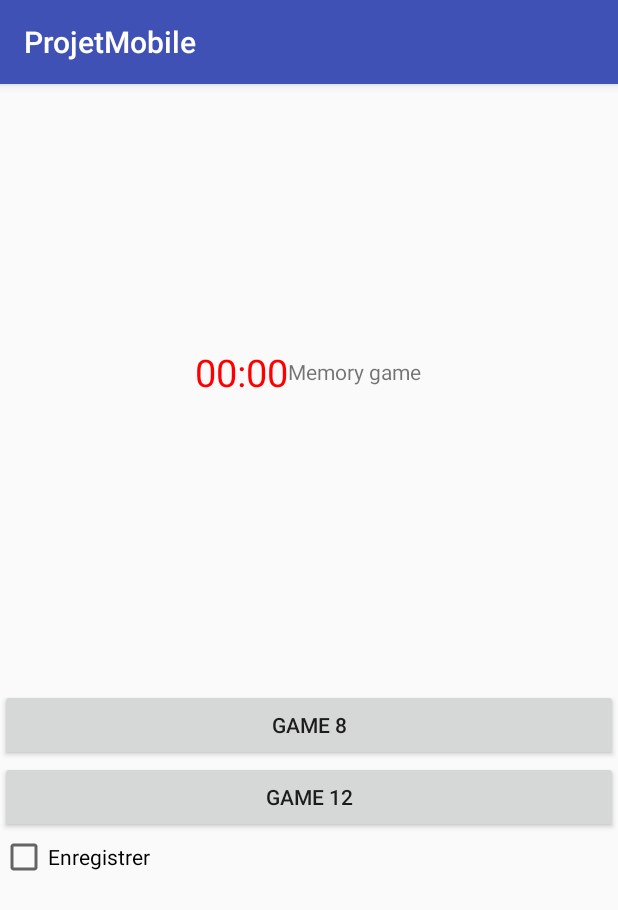
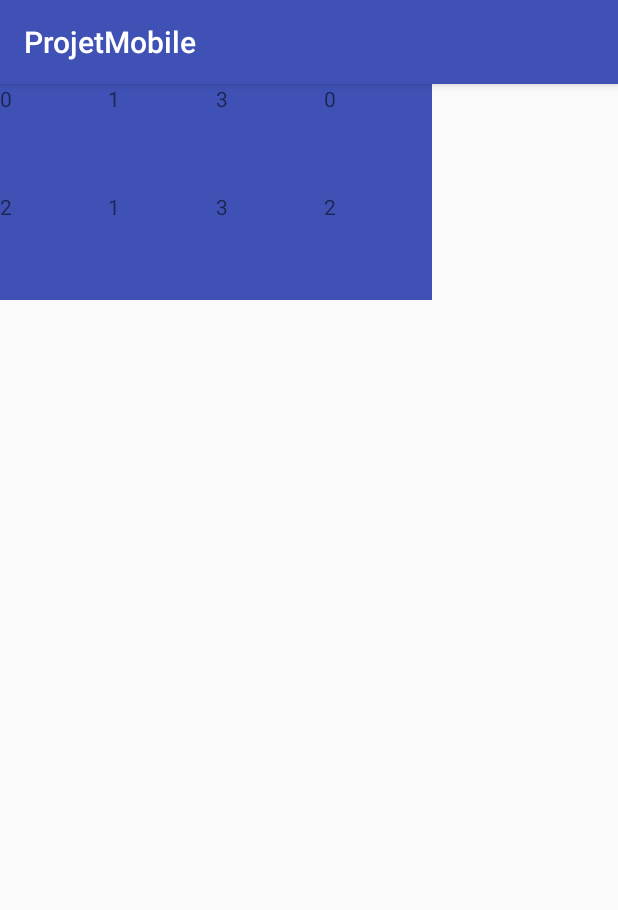
Before and after one commit to vjauneau/ProjetMobile, an Android app: the screen it shows after launch (MainActivity before the commit, game after it), after a tap on "GAME 8", on a phone screen of 412 x 824 dp. Shown: the top 910 px of the screen. Run offline under Robolectric (Android 15) with nearby library versions, the phone set to English and light mode, and no system bars.

Commit message:
Creation table de jeu

```diff
--- a/app/src/main/java/com/example/usrlocal/projetmobile/MainActivity.java
+++ b/app/src/main/java/com/example/usrlocal/projetmobile/MainActivity.java
@@ -87,29 +87,24 @@ public class MainActivity extends AppCompatActivity {
                     }
                 });
                 builder.create().show();
-            } else {
+            }
+            else {
                 SharedPreferences prefs = PreferenceManager.getDefaultSharedPreferences(getApplicationContext());
                 SharedPreferences.Editor editor = prefs.edit();
                 editor.putString("PSEUDO", pseudo);
                 editor.putInt("taille", taille);
                 editor.apply();
                 Toast.makeText(getApplicationContext(), "game : " + taille, Toast.LENGTH_SHORT).show();
-                /*intentGame = new Intent(MainActivity.this, ActivityGame.class);
-                intentGame.putExtra("taille",taille);
-                startActivity(intentGame);*/
-
+                intentGame = new Intent(MainActivity.this, game.class);
+                intentGame.putExtra("taille", taille);
+                startActivity(intentGame);
             }
-
         }
         else {
-            /*intentGame = new Intent(MainActivity.this, ActivityGame.class);
-            intentGame.putExtra("taille",taille);
-            startActivity(intentGame);*/
+            intentGame = new Intent(MainActivity.this, game.class);
+            intentGame.putExtra("taille", taille);
+            startActivity(intentGame);
             Toast.makeText(getApplicationContext(), "game : " + taille, Toast.LENGTH_SHORT).show();
-
             }
-
         }
-
-
     }
--- a/app/src/main/java/com/example/usrlocal/projetmobile/cardFragment.java
+++ b/app/src/main/java/com/example/usrlocal/projetmobile/cardFragment.java
@@ -8,29 +8,36 @@ import android.view.LayoutInflater;
 import android.view.View;
 import android.view.ViewGroup;
 import android.widget.ImageView;
+import android.widget.TextView;
 
 public class cardFragment extends Fragment {
 
     private boolean isShown;
     private boolean isFind;
+    private int idImage;
+
+    private TextView textCard = null;
 
     public cardFragment() {
         // Required empty public constructor
     }
 
     @Override
-    public View onCreateView(LayoutInflater inflater, ViewGroup container,
-                             Bundle savedInstanceState) {
+    public View onCreateView(LayoutInflater inflater, ViewGroup container, Bundle savedInstanceState) {
         // Inflate the layout for this fragment
         return inflater.inflate(R.layout.fragment_card, container, false);
     }
 
-    public void setCard(String image_name){
+    public void setCard(int id_image){
         isFind = false;
         isShown = false;
+        idImage = id_image;
 
-        int id_image = this.getResources().getIdentifier(image_name , "drawable", getActivity().getPackageName());
+        textCard = (TextView) getView().findViewById(R.id.text);
+        textCard.setText(String.valueOf(id_image));
+
+        /*int id_image = this.getResources().getIdentifier(image_name , "drawable", getActivity().getPackageName());
         ImageView image = (ImageView) getView().findViewById(R.id.image);
-        image.setImageResource(id_image);
+        image.setImageResource(id_image);*/
     }
 }
--- a/app/src/main/java/com/example/usrlocal/projetmobile/game.java
+++ b/app/src/main/java/com/example/usrlocal/projetmobile/game.java
@@ -1,12 +1,18 @@
 package com.example.usrlocal.projetmobile;
 
+import android.content.Intent;
 import android.preference.PreferenceManager;
 import android.support.v4.app.FragmentTransaction;
 import android.support.v7.app.AppCompatActivity;
 import android.os.Bundle;
 import android.widget.LinearLayout;
+import android.widget.TextView;
+import android.widget.Toast;
 
 import java.util.ArrayList;
+import java.util.Collection;
+import java.util.Collections;
+import java.util.List;
 
 public class game extends AppCompatActivity {
 
@@ -17,9 +23,25 @@ public class game extends AppCompatActivity {
     protected void onCreate(Bundle savedInstanceState) {
         super.onCreate(savedInstanceState);
         setContentView(R.layout.activity_game);
-        nbCards = 8;
-        createCards(nbCards);
+
+        listCards = new ArrayList<>();
+
+        Intent intent = getIntent();
+        if(intent != null) {
+            nbCards = intent.getIntExtra("taille", 0);
+            createCards(nbCards);
+        }
+        else{
+            Toast.makeText(this, "Oups tout ne s'est pas passé comme prévu, veuillez re-sélectionner le type de jeu.", Toast.LENGTH_LONG).show();
+        }
     }
+
+    @Override
+    protected void onStart() {
+        super.onStart();
+        setCards();
+    }
+
 
     private void createCards(int nbCards) {
         int rowCard = 1;
@@ -30,9 +52,23 @@ public class game extends AppCompatActivity {
             listCards.add(card);
             int layoutId = getResources().getIdentifier("layoutCardRow" + String.valueOf(rowCard), "id", getPackageName());
             ft.add(layoutId, card);
-
-            if(i%4==0)rowCard ++;
+            if((i+1)%4==0)rowCard ++;
         }
         ft.commit();
     }
+
+    private void setCards() {
+
+        List<Integer> listImageId = new ArrayList<>();
+        for(int i=0; i<listCards.size()/2; i++){
+            listImageId.add(i);
+            listImageId.add(i);
+        }
+
+        Collections.shuffle(listImageId);
+
+        for(int i=0; i<listCards.size(); i++){
+            listCards.get(i).setCard(listImageId.get(i));
+        }
+    }
 }
--- a/app/src/main/res/layout/fragment_card.xml
+++ b/app/src/main/res/layout/fragment_card.xml
@@ -18,7 +18,7 @@
         app:srcCompat="@mipmap/ic_launcher" />
 
     <TextView
-        android:id="@+id/textView"
+        android:id="@+id/text"
         android:layout_width="wrap_content"
         android:layout_height="wrap_content"
         android:text="carte" />
```
